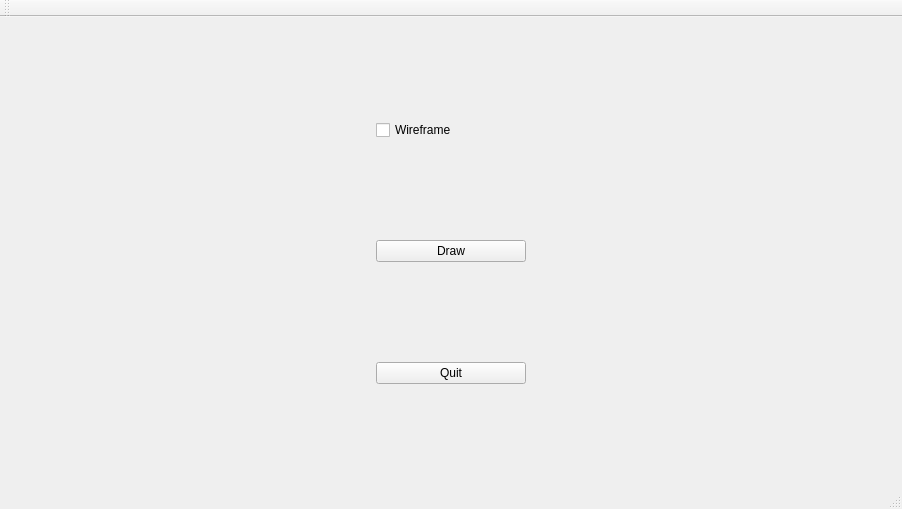
Qt form src/local/interface/mainwindow.ui (Lyriix/3DJacobianAnalysisLC) before a commit.
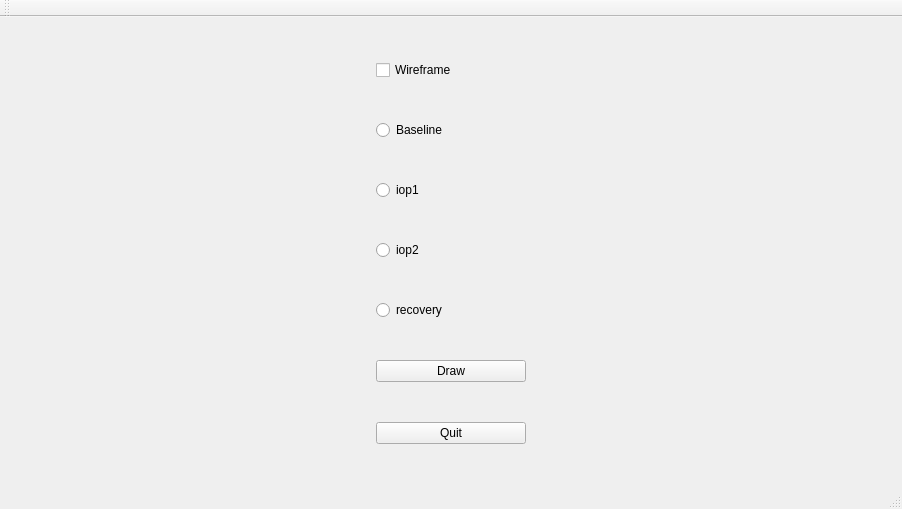
The same form after that commit.

Commit message: ajout des boutons pour deformation

```diff
--- a/src/local/interface/mainwindow.ui
+++ b/src/local/interface/mainwindow.ui
@@ -28,9 +28,9 @@
    </property>
    <layout class="QHBoxLayout" name="horizontalLayout">
     <item>
-     <layout class="QGridLayout" name="gridLayout">
+     <layout class="QGridLayout" name="gridLayout" columnstretch="0,0">
       <property name="sizeConstraint">
-       <enum>QLayout::SetFixedSize</enum>
+       <enum>QLayout::SetMinimumSize</enum>
       </property>
       <item row="0" column="0">
        <widget class="QCheckBox" name="wireframe">
@@ -51,26 +51,7 @@
         </property>
        </widget>
       </item>
-      <item row="1" column="0">
-       <widget class="QPushButton" name="draw">
-        <property name="sizePolicy">
-         <sizepolicy hsizetype="Fixed" vsizetype="Fixed">
-          <horstretch>0</horstretch>
-          <verstretch>0</verstretch>
-         </sizepolicy>
-        </property>
-        <property name="minimumSize">
-         <size>
-          <width>150</width>
-          <height>0</height>
-         </size>
-        </property>
-        <property name="text">
-         <string>Draw</string>
-        </property>
-       </widget>
-      </item>
-      <item row="2" column="0">
+      <item row="10" column="0">
        <widget class="QPushButton" name="quit">
         <property name="sizePolicy">
          <sizepolicy hsizetype="Fixed" vsizetype="Fixed">
@@ -89,6 +70,53 @@
         </property>
        </widget>
       </item>
+      <item row="5" column="0">
+       <widget class="QRadioButton" name="recovery">
+        <property name="text">
+         <string>recovery</string>
+        </property>
+       </widget>
+      </item>
+      <item row="2" column="0">
+       <widget class="QRadioButton" name="baseline">
+        <property name="text">
+         <string>Baseline</string>
+        </property>
+       </widget>
+      </item>
+      <item row="4" column="0">
+       <widget class="QRadioButton" name="iop2">
+        <property name="text">
+         <string>iop2</string>
+        </property>
+       </widget>
+      </item>
+      <item row="3" column="0">
+       <widget class="QRadioButton" name="iop1">
+        <property name="text">
+         <string>iop1</string>
+        </property>
+       </widget>
+      </item>
+      <item row="6" column="0">
+       <widget class="QPushButton" name="draw">
+        <property name="sizePolicy">
+         <sizepolicy hsizetype="Fixed" vsizetype="Fixed">
+          <horstretch>0</horstretch>
+          <verstretch>0</verstretch>
+         </sizepolicy>
+        </property>
+        <property name="minimumSize">
+         <size>
+          <width>150</width>
+          <height>0</height>
+         </size>
+        </property>
+        <property name="text">
+         <string>Draw</string>
+        </property>
+       </widget>
+      </item>
      </layout>
     </item>
     <item>
```
Left out of the diff: 2 changed lines with no effect on the pictures. The commit also changes 4 other files.
